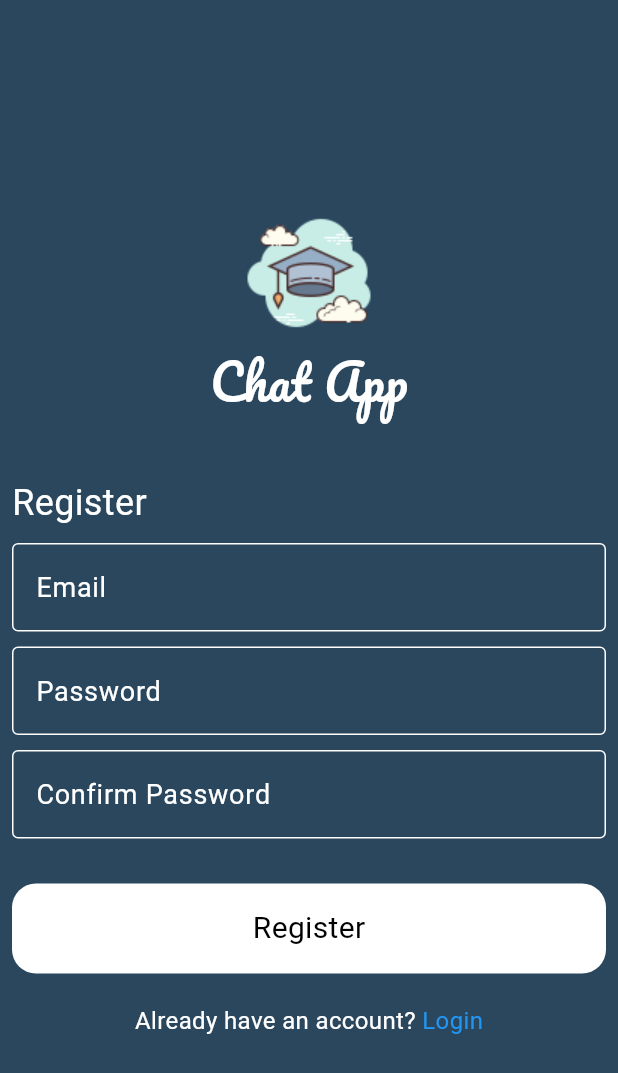
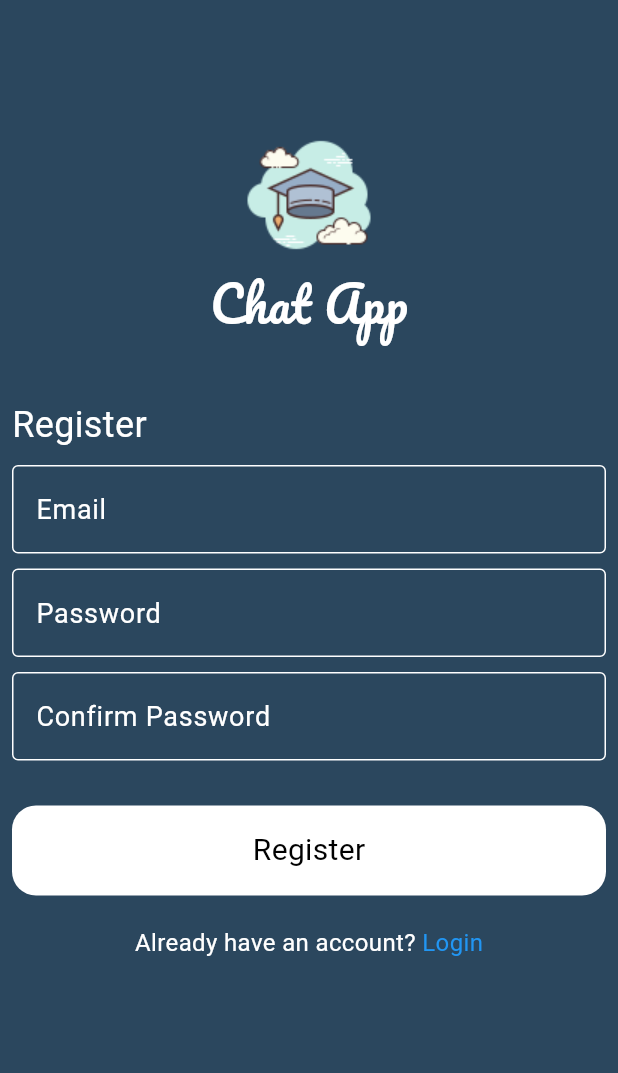
Before and after one commit to a7medjamal/chat_app, a Flutter app: the screen it shows after launch, after a tap on "Register", on a phone screen of 412 x 824 dp. Shown: the top 1073 px of the screen. Run offline on Flutter 3.47's test engine with Material 3 defaults, Android fonts, the phone set to English and light mode, and no system bars.

Commit message:
constants

```diff
--- /dev/null
+++ b/lib/core/constants.dart
@@ -0,0 +1,3 @@
+import 'package:flutter/material.dart';
+
+const kPrimaryColor = Color(0xff2B475E);
--- a/lib/views/login_view.dart
+++ b/lib/views/login_view.dart
@@ -1,3 +1,4 @@
+import 'package:chat_app/core/constants.dart';
 import 'package:chat_app/widgets/custom_button.dart';
 import 'package:chat_app/widgets/custom_text_field.dart';
 import 'package:flutter/material.dart';
@@ -8,10 +9,15 @@ class LoginView extends StatelessWidget {
   @override
   Widget build(BuildContext context) {
     return Scaffold(
-      backgroundColor: Color(0xff2B475E),
+      backgroundColor: kPrimaryColor,
       body: Padding(
         padding: const EdgeInsets.symmetric(horizontal: 8),
-        child: Column(
+        child: ListView(
+          children: [
+            SizedBox(
+              height: 80,
+            ),
+            Column(
               crossAxisAlignment: CrossAxisAlignment.center,
               mainAxisAlignment: MainAxisAlignment.center,
               children: [
@@ -25,7 +31,7 @@ class LoginView extends StatelessWidget {
                   ),
                 ),
                 SizedBox(
-              height: 40,
+                  height: 70,
                 ),
                 Row(
                   mainAxisAlignment: MainAxisAlignment.start,
@@ -86,6 +92,8 @@ class LoginView extends StatelessWidget {
                 ),
               ],
             ),
+          ],
+        ),
       ),
     );
   }
--- a/lib/views/register_view.dart
+++ b/lib/views/register_view.dart
@@ -1,3 +1,4 @@
+import 'package:chat_app/core/constants.dart';
 import 'package:chat_app/widgets/custom_button.dart';
 import 'package:chat_app/widgets/custom_text_field.dart';
 import 'package:flutter/material.dart';
@@ -8,13 +9,16 @@ class RegisterView extends StatelessWidget {
   @override
   Widget build(BuildContext context) {
     return Scaffold(
-      backgroundColor: Color(0xff2B475E),
+      backgroundColor: kPrimaryColor,
       body: Padding(
         padding: const EdgeInsets.symmetric(horizontal: 8),
-        child: Column(
-          crossAxisAlignment: CrossAxisAlignment.center,
-          mainAxisAlignment: MainAxisAlignment.center,
+        child: ListView(
           children: [
+            Column(
+              children: [
+                SizedBox(
+                  height: 80,
+                ),
                 Image.asset('assets/images/scholar.png'),
                 Text(
                   'Chat App',
@@ -92,6 +96,8 @@ class RegisterView extends StatelessWidget {
                 ),
               ],
             ),
+          ],
+        ),
       ),
     );
   }
```
Lines whose indentation alone changed are shown as unchanged.
